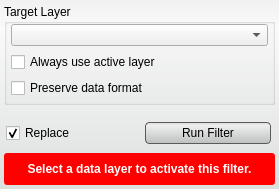
The window that src/Interface/ToolInterface/MeanFilterInterface.ui (SCIInstitute/Seg3D) describes before a commit, drawn with Qt 5.
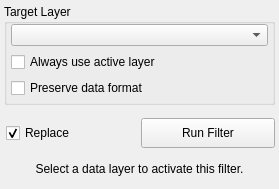
The same window after the commit. Custom widgets are drawn as their Qt base class.

Patch:
```diff
--- a/src/Interface/ToolInterface/MeanFilterInterface.ui
+++ b/src/Interface/ToolInterface/MeanFilterInterface.ui
@@ -31,33 +31,6 @@
   <property name="windowTitle">
    <string>Mean Filter</string>
   </property>
-  <property name="styleSheet">
-   <string notr="true">QWidget#MeanFilterInterface{
-  border-radius: 3px;
-  background-color: qlineargradient(spread:pad, x1:0.5, y1:0, x2:0.5, y2:0.960227, stop:0 rgba(241, 241, 241, 255), stop:0.155779 rgba(250, 250, 250, 255), stop:1 rgba(222, 224, 224, 255));       
-}
-
-QPushButton{
-  background-color: qlineargradient(spread:pad, x1:0.5, y1:0, x2:0.5, y2:0.960227, stop:0 rgba(221, 221, 221, 255), stop:0.155779 rgba(238, 238, 238, 255), stop:1 rgba(192, 194, 194, 255));
-  border-radius: 4px;
-  border: 1px solid rgb(90, 90, 90);
-  margin:4px;
-}
-
-QPushButton:hover{
-  background-color: qlineargradient(spread:pad, x1:0.5, y1:0, x2:0.5, y2:1, stop:0 rgba(195, 195, 195, 255), stop:0.253769 rgba(206, 206, 206, 255), stop:1 rgba(185, 185, 185, 255));
-  border-radius: 4px;
-  border: 1px solid rgb(90, 90, 90);
-  margin:4px;
-}
-
-QPushButton:pressed{
-  background-color: qlineargradient(spread:pad, x1:0.5, y1:0, x2:0.5, y2:1, stop:0 rgba(150, 150, 150, 255), stop:0.753769 rgba(206, 206, 206, 255), stop:1 rgba(185, 185, 185, 255));
-  border-radius: 4px;
-  border: 1px solid rgb(90, 90, 90);
-  margin:4px;
-}</string>
-  </property>
   <layout class="QVBoxLayout" name="verticalLayout">
    <property name="spacing">
     <number>4</number>
@@ -216,17 +189,6 @@
        <height>32</height>
       </size>
      </property>
-     <property name="styleSheet">
-      <string notr="true">QLabel#message_{
-  color: white;
-  font: bold;
-}
-
-QWidget#message_alert_{
-  border-radius: 3px;
-  background-color: red;
-}</string>
-     </property>
      <layout class="QHBoxLayout" name="horizontalLayout_5">
       <property name="spacing">
        <number>0</number>
```
